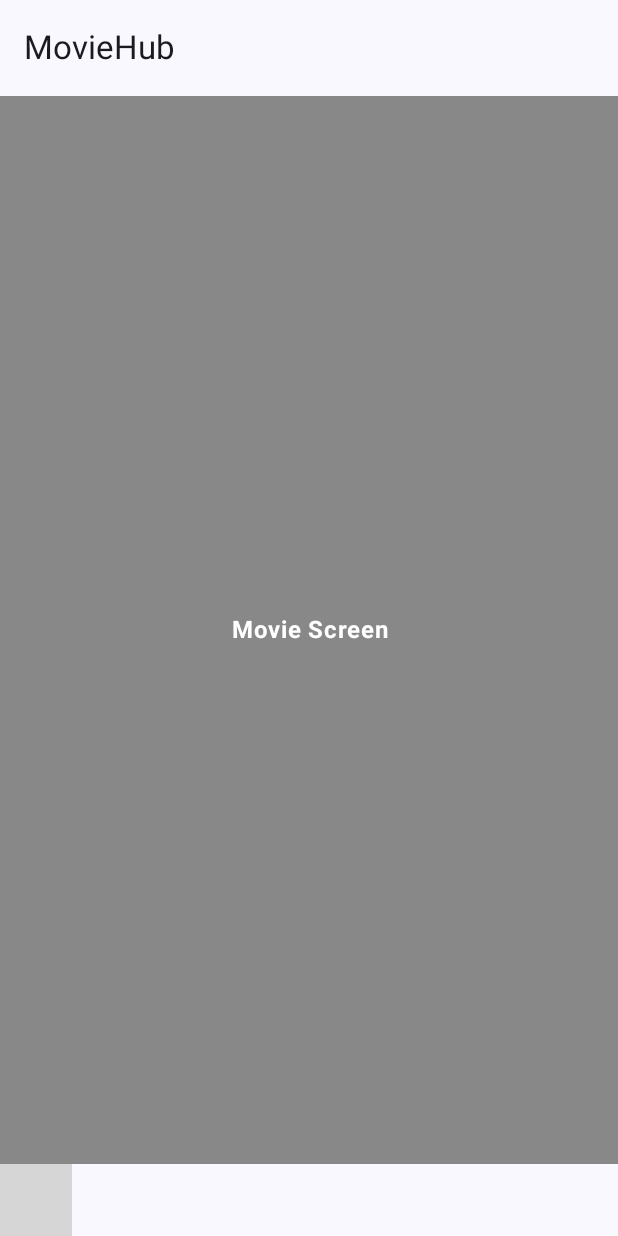
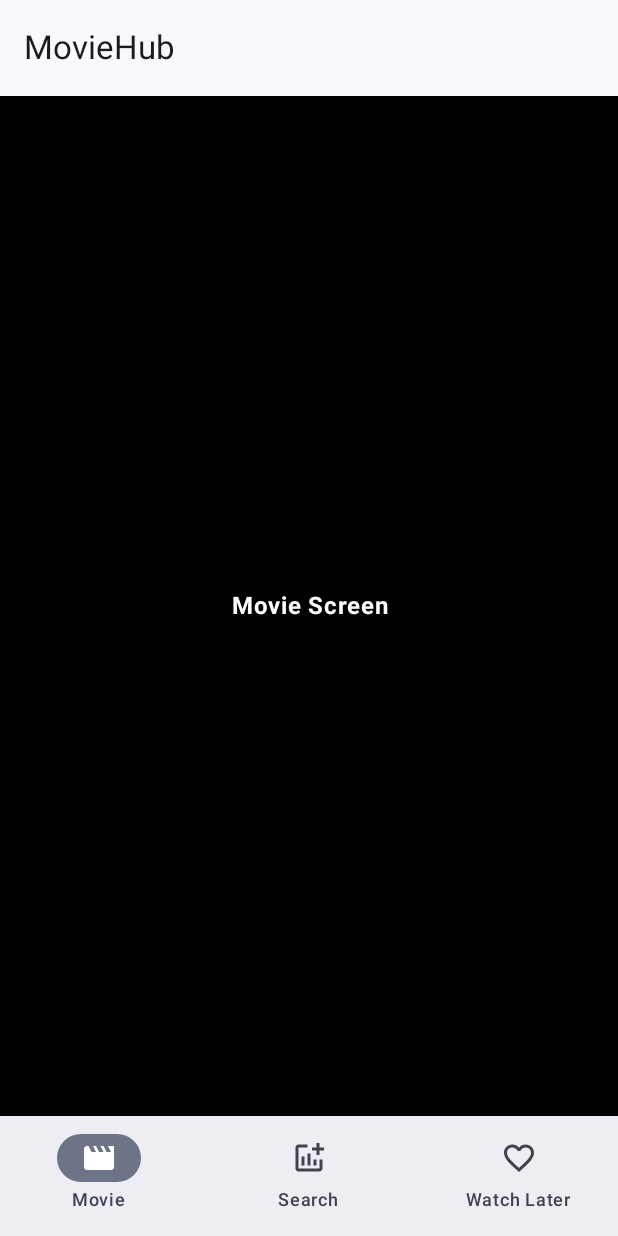
Before and after one commit to obafisoye/MovieHubProject, an Android app built with Jetpack Compose: the screen it shows after launch (MainActivity), on a phone screen of 412 x 824 dp. Run offline under Robolectric (Android 15) with nearby library versions, the phone set to English and light mode, and no system bars; grey boxes are pictures that could not be loaded.

Commit message:
Bottom Navigation Added

```diff
--- a/app/src/main/java/com/example/moviehubproject/MainActivity.kt
+++ b/app/src/main/java/com/example/moviehubproject/MainActivity.kt
@@ -13,21 +13,17 @@ import androidx.compose.material3.Text
 import androidx.compose.material3.TopAppBar
 import androidx.compose.runtime.Composable
 import androidx.compose.ui.Modifier
-import androidx.compose.ui.focus.focusModifier
-import androidx.compose.ui.tooling.preview.Preview
 import androidx.compose.ui.unit.dp
-import androidx.navigation.NavController
 import androidx.navigation.NavHostController
 import androidx.navigation.compose.NavHost
 import androidx.navigation.compose.composable
 import androidx.navigation.compose.rememberNavController
 import com.example.moviehubproject.destinations.Destination
-import com.example.moviehubproject.screens.MovieDetailScreen
 import com.example.moviehubproject.screens.MovieScreen
 import com.example.moviehubproject.screens.SearchScreen
 import com.example.moviehubproject.screens.WatchLaterScreen
 import com.example.moviehubproject.ui.theme.MovieHubProjectTheme
-import com.example.moviehubproject.view.Navigation.BottomNavBar
+import com.example.moviehubproject.view.navigation.BottomNavBar
 
 class MainActivity : ComponentActivity() {
     override fun onCreate(savedInstanceState: Bundle?) {
--- a/app/src/main/java/com/example/moviehubproject/destinations/Destination.kt
+++ b/app/src/main/java/com/example/moviehubproject/destinations/Destination.kt
@@ -6,9 +6,9 @@ package com.example.moviehubproject.destinations
  */
 
 sealed class Destination(val route: String){
-    object Movie: Destination("movie")
-    object Search: Destination("search")
-    object WatchLater: Destination("watchLater")
+    object Movie: Destination("Movie")
+    object Search: Destination("Search")
+    object WatchLater: Destination("Watch Later")
     object MovieDetail: Destination("movieDetail/{movieId}"){
         fun createRoute(movieId: Int?) = "movieDetail/$movieId"
     }
--- a/app/src/main/java/com/example/moviehubproject/screens/MovieScreen.kt
+++ b/app/src/main/java/com/example/moviehubproject/screens/MovieScreen.kt
@@ -18,7 +18,7 @@ fun MovieScreen(modifier: Modifier = Modifier){
     Box(
         modifier = modifier
             .fillMaxSize()
-            .background(Color.Gray)
+            .background(Color.Black)
     ){
         Text(
             text = "Movie Screen",
--- a/app/src/main/java/com/example/moviehubproject/screens/SearchScreen.kt
+++ b/app/src/main/java/com/example/moviehubproject/screens/SearchScreen.kt
@@ -18,7 +18,7 @@ fun SearchScreen(modifier: Modifier = Modifier){
     Box(
         modifier = modifier
             .fillMaxSize()
-            .background(Color.Gray)
+            .background(Color.Black)
     ){
         Text(
             text = "Search Screen",
--- a/app/src/main/java/com/example/moviehubproject/screens/WatchLaterScreen.kt
+++ b/app/src/main/java/com/example/moviehubproject/screens/WatchLaterScreen.kt
@@ -18,7 +18,7 @@ fun WatchLaterScreen(modifier: Modifier = Modifier){
     Box(
         modifier = modifier
             .fillMaxSize()
-            .background(Color.Gray)
+            .background(Color.Black)
     ){
         Text(
             text = "Watch Later Screen",
--- a/app/src/main/java/com/example/moviehubproject/view/Navigation/Navigation.kt
+++ b/app/src/main/java/com/example/moviehubproject/view/navigation/Navigation.kt
@@ -1,4 +1,4 @@
-package com.example.moviehubproject.view.Navigation
+package com.example.moviehubproject.view.navigation
 
 import androidx.compose.material3.Icon
 import androidx.compose.material3.NavigationBar
```
